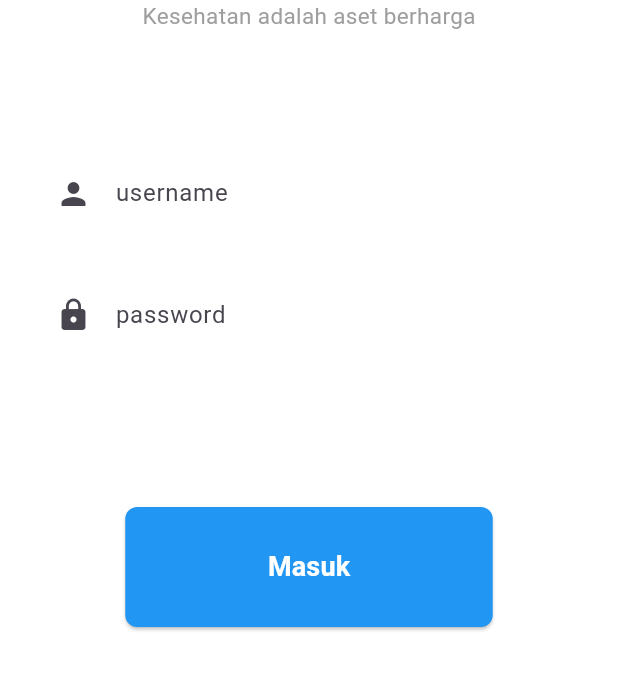
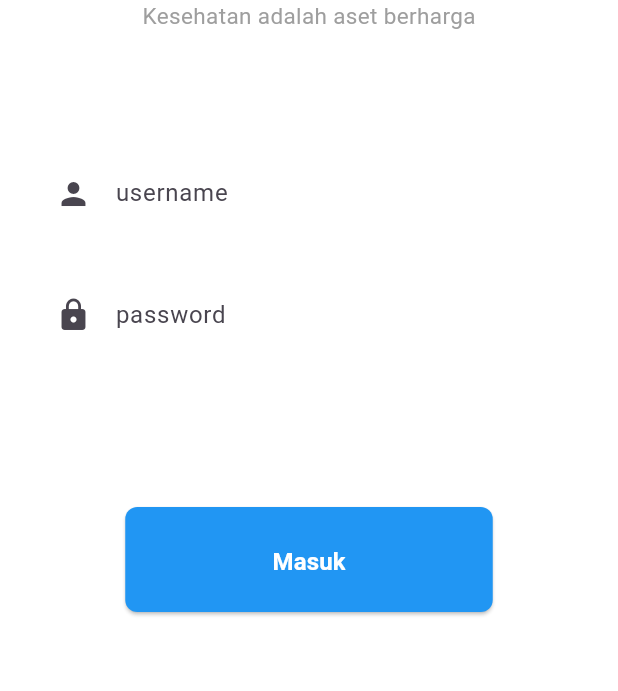
Before and after one commit to Bagaskba/Doctor, a Flutter app: the screen it shows after launch, on a phone screen of 412 x 824 dp, the part 450-1141 px from its top. Run offline on Flutter 3.47's test engine with Material 3 defaults, Android fonts, the phone set to English and light mode, and no system bars; our stand-ins replace google_nav_bar, persistent_bottom_nav_bar, shared_preferences.

Commit message:
release apk

```diff
--- a/lib/components/my_button.dart
+++ b/lib/components/my_button.dart
@@ -18,13 +18,13 @@ class MyButton extends StatelessWidget {
       ),
       child: Container(
         width: 195,
-        height: 30,
+        height: 20,
         child: Center(
           child: Text(
             'Masuk',
             style: TextStyle(
               color: Colors.white,
-              fontSize: 18,
+              fontSize: 16,
               fontWeight: FontWeight.bold,
             ),
           ),
--- a/lib/screens/login_screen.dart
+++ b/lib/screens/login_screen.dart
@@ -83,30 +83,9 @@ class _LoginScreenState extends State<LoginScreen> {
   @override
   Widget build(BuildContext context) {
     return Scaffold(
-      // appBar: AppBar(title: Text('Login Page')),
-      // body: Padding(
-      //   padding: const EdgeInsets.all(16.0),
-      //   child: Column(
-      //     children: <Widget>[
-      //       TextField(
-      //         controller: _usernameController,
-      //         decoration: InputDecoration(labelText: 'Username'),
-      //       ),
-      //       TextField(
-      //         controller: _passwordController,
-      //         decoration: InputDecoration(labelText: 'Password'),
-      //         obscureText: true,
-      //       ),
-      //       SizedBox(height: 20),
-      //       ElevatedButton(
-      //         onPressed: _login,
-      //         child: Text('Login'),
-      //       ),
-      //     ],
-      //   ),
-      // ),
       backgroundColor: Colors.white,
-      body: SafeArea(
+      body: SingleChildScrollView(
+        child: SafeArea(
           child: Center(
             child: Column(
               children: [
@@ -155,6 +134,7 @@ class _LoginScreenState extends State<LoginScreen> {
             ),
           ),
         ),
+      ),
     );
   }
 }
```
Lines whose indentation alone changed are shown as unchanged.
